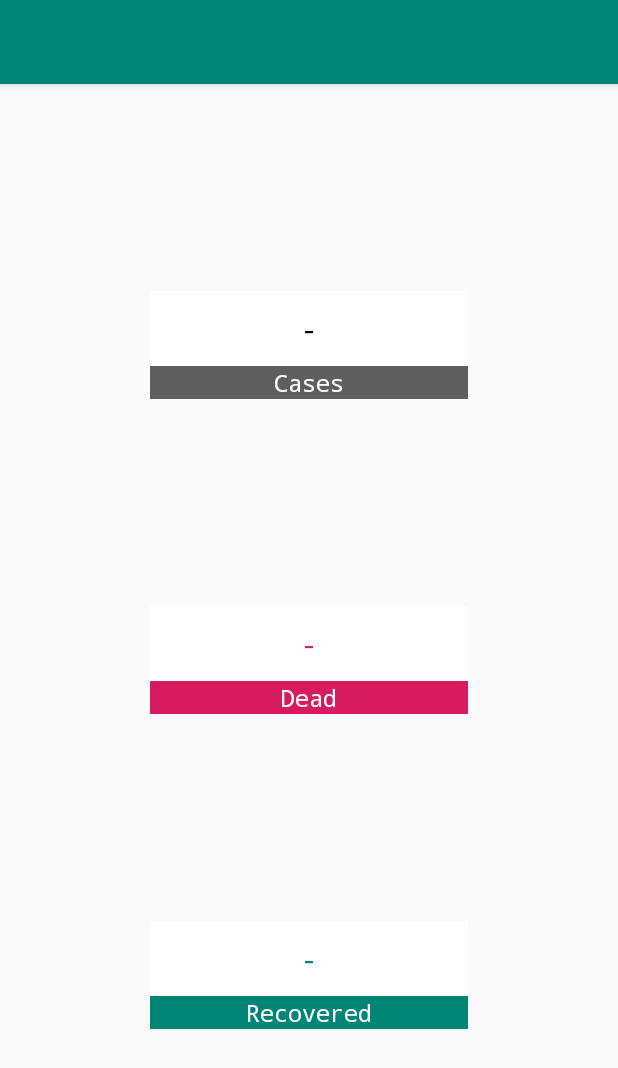
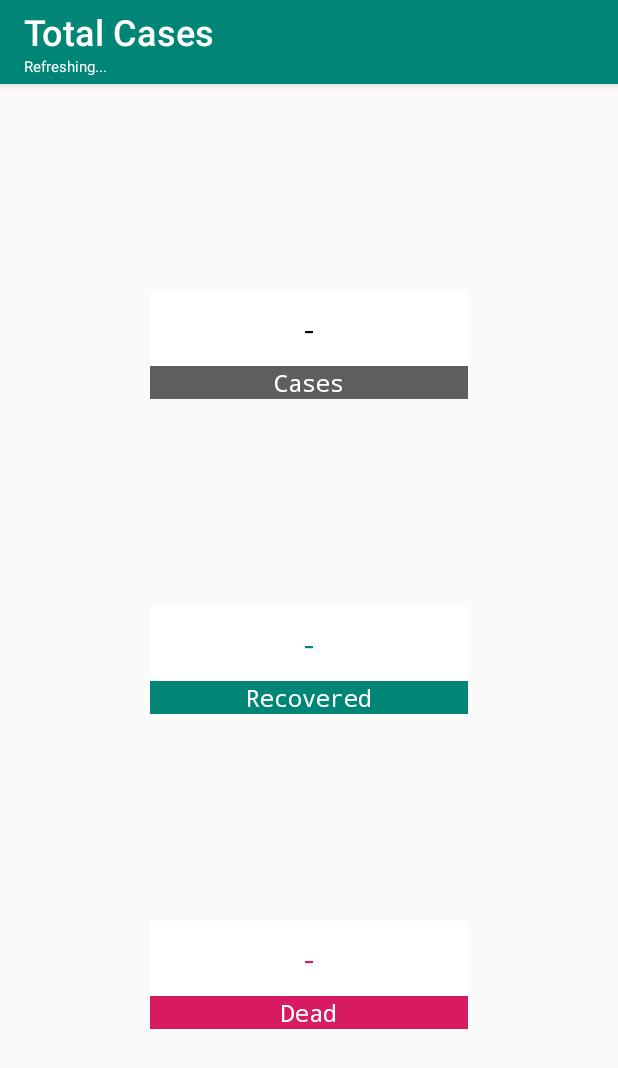
Before and after one commit to O-r-D/CoronaStats, an Android app: the fragment WorldFragment shown on its own in the app's theme, on a phone screen of 412 x 824 dp. Shown: the top 1068 px of the screen. Run offline under Robolectric (Android 15) with nearby library versions, the phone set to English and light mode, and no system bars.

Commit message:
Updated and refined Toolbar

```diff
--- a/app/src/main/java/com/ord/coronastats/data/model/CountryStats.kt
+++ b/app/src/main/java/com/ord/coronastats/data/model/CountryStats.kt
@@ -5,6 +5,7 @@ import android.os.Parcelable
 
 
 data class CountryStats (
+    val updated: Long,
     val active: Int,
     val cases: Int,
     val casesPerOneMillion: Double,
@@ -17,6 +18,7 @@ data class CountryStats (
 ):Parcelable {
 
     constructor(parcel: Parcel) : this(
+        parcel.readLong(),
         parcel.readInt(),
         parcel.readInt(),
         parcel.readDouble(),
@@ -31,6 +33,7 @@ data class CountryStats (
     override fun toString(): String = "$country:\n$cases Cases\n$deaths Dead\n$recovered Recovered\n"
 
     override fun writeToParcel(parcel: Parcel, flags: Int) {
+        parcel.writeLong(updated)
         parcel.writeInt(active)
         parcel.writeInt(cases)
         parcel.writeDouble(casesPerOneMillion)
--- a/app/src/main/java/com/ord/coronastats/ui/world/WorldFragment.kt
+++ b/app/src/main/java/com/ord/coronastats/ui/world/WorldFragment.kt
@@ -1,5 +1,6 @@
 package com.ord.coronastats.ui.world
 
+import android.graphics.Color
 import android.os.Bundle
 import android.util.Log
 import android.view.LayoutInflater
@@ -11,7 +12,10 @@ import androidx.lifecycle.ViewModelProvider
 import androidx.swiperefreshlayout.widget.SwipeRefreshLayout
 import com.ord.coronastats.R
 import com.ord.coronastats.utils.InjectorUtils
+import kotlinx.android.synthetic.main.fragment_country_stats.*
 import kotlinx.android.synthetic.main.fragment_world.*
+import java.text.SimpleDateFormat
+import java.util.*
 
 class WorldFragment : Fragment() {
 
@@ -45,14 +49,17 @@ class WorldFragment : Fragment() {
 
     private fun bindUI() {
 
+        tb_world.title = "Total Cases"
+        tb_world.subtitle = "Refreshing..."
+
         viewModel.fetchWorldStats().observe(viewLifecycleOwner, Observer {
             tv_world_cases_nb.text = String.format("%,d", it.cases)
             tv_world_deaths_nb.text = String.format("%,d", it.deaths)
             tv_world_recovered_nb.text = String.format("%,d", it.recovered)
-//            tv_updated.text = getString(
-//                R.string.main_last_updated,
-//                SimpleDateFormat("EEEE, d MMMM yyyy - hh:mm:ss aa", Locale.getDefault()).format(it.updated)
-//            )
+            tb_world.subtitle = getString(
+                R.string.main_last_updated,
+                SimpleDateFormat("EEEE, d MMMM yyyy - hh:mm:ss aa", Locale.getDefault()).format(it.updated)
+            )
         })
 
 
--- a/app/src/main/res/layout/fragment_world.xml
+++ b/app/src/main/res/layout/fragment_world.xml
@@ -1,18 +1,25 @@
 <?xml version="1.0" encoding="utf-8"?>
 <androidx.constraintlayout.widget.ConstraintLayout
         xmlns:android="http://schemas.android.com/apk/res/android"
-        xmlns:app="http://schemas.android.com/apk/res-auto" xmlns:tools="http://schemas.android.com/tools"
+        xmlns:app="http://schemas.android.com/apk/res-auto"
+        xmlns:tools="http://schemas.android.com/tools"
         android:layout_width="match_parent"
         android:layout_height="match_parent"
-        tools:context=".ui.country.CountryStatsFragment">
+        tools:context=".ui.world.WorldFragment">
     <androidx.appcompat.widget.Toolbar
             android:layout_width="match_parent"
             android:layout_height="wrap_content"
             android:background="?attr/colorPrimary"
             android:theme="?attr/actionBarTheme"
-            android:minHeight="?attr/actionBarSize" android:id="@+id/tb_world"
-            app:layout_constraintTop_toTopOf="parent" app:layout_constraintEnd_toEndOf="parent"
-            app:layout_constraintStart_toStartOf="parent" android:elevation="4dp"/>
+            android:minHeight="?attr/actionBarSize"
+            android:id="@+id/tb_world"
+            app:layout_constraintTop_toTopOf="parent"
+            app:layout_constraintEnd_toEndOf="parent"
+            app:layout_constraintStart_toStartOf="parent"
+            android:elevation="4dp"
+            app:titleTextAppearance="@style/ToolbarTitle"
+            app:subtitleTextAppearance="@style/ToolbarSubtitle"
+    />
     <androidx.swiperefreshlayout.widget.SwipeRefreshLayout
             android:layout_width="0dp"
             android:layout_height="0dp"
@@ -29,25 +36,25 @@
                     android:orientation="vertical"
                     android:layout_width="0dp"
                     android:layout_height="wrap_content"
-                    android:id="@+id/linearLayout"
-                    app:layout_constraintTop_toBottomOf="@+id/linearLayout3" app:layout_constraintEnd_toEndOf="parent"
-                    app:layout_constraintStart_toStartOf="parent" android:layout_marginStart="100dp"
-                    android:layout_marginEnd="100dp" app:layout_constraintHorizontal_bias="0.5"
-                    app:layout_constraintBottom_toTopOf="@+id/linearLayout2">
+                    android:id="@+id/linearLayout3"
+                    app:layout_constraintEnd_toEndOf="parent"
+                    app:layout_constraintStart_toStartOf="parent" app:layout_constraintTop_toTopOf="parent"
+                    android:layout_marginStart="100dp" android:layout_marginEnd="100dp"
+                    app:layout_constraintHorizontal_bias="0.5" app:layout_constraintBottom_toTopOf="@+id/linearLayout2">
                 <TextView
                         android:text="@string/global_empty_result"
                         android:layout_width="match_parent"
-                        android:layout_height="50dp" android:id="@+id/tv_world_deaths_nb" android:layout_weight="1"
+                        android:layout_height="50dp" android:id="@+id/tv_world_cases_nb" android:layout_weight="1"
                         android:textAlignment="center" android:gravity="center" android:textSize="18sp"
-                        android:fontFamily="monospace" android:textColor="@color/colorAccent"
+                        android:fontFamily="monospace" android:textColor="@android:color/black"
                         android:background="@android:color/white"/>
                 <TextView
-                        android:text="@string/global_dead"
+                        android:text="@string/global_cases"
                         android:layout_width="match_parent"
-                        android:layout_height="wrap_content" android:id="@+id/tv_world_deaths" android:layout_weight="1"
+                        android:layout_height="wrap_content" android:id="@+id/tv_world_cases" android:layout_weight="1"
                         android:textAlignment="center" android:fontFamily="monospace" android:textSize="16sp"
                         android:textColor="@android:color/white" android:gravity="center"
-                        android:background="@color/colorAccent"/>
+                        android:background="#5E5E5E"/>
             </LinearLayout>
             <LinearLayout
                     android:orientation="vertical"
@@ -56,8 +63,9 @@
                     android:id="@+id/linearLayout2"
                     app:layout_constraintEnd_toEndOf="parent"
                     app:layout_constraintStart_toStartOf="parent" android:layout_marginStart="100dp"
-                    android:layout_marginEnd="100dp" app:layout_constraintBottom_toBottomOf="parent"
-                    app:layout_constraintTop_toBottomOf="@+id/linearLayout" app:layout_constraintHorizontal_bias="0.5">
+                    android:layout_marginEnd="100dp"
+                    app:layout_constraintHorizontal_bias="0.5" app:layout_constraintTop_toBottomOf="@+id/linearLayout3"
+                    app:layout_constraintBottom_toTopOf="@+id/linearLayout">
                 <TextView
                         android:text="@string/global_empty_result"
                         android:layout_width="match_parent"
@@ -78,25 +86,26 @@
                     android:orientation="vertical"
                     android:layout_width="0dp"
                     android:layout_height="wrap_content"
-                    android:id="@+id/linearLayout3"
-                    app:layout_constraintEnd_toEndOf="parent"
-                    app:layout_constraintStart_toStartOf="parent" app:layout_constraintTop_toTopOf="parent"
-                    android:layout_marginStart="100dp" android:layout_marginEnd="100dp"
-                    app:layout_constraintHorizontal_bias="0.5" app:layout_constraintBottom_toTopOf="@+id/linearLayout">
+                    android:id="@+id/linearLayout"
+                    app:layout_constraintBottom_toBottomOf="parent"
+                    app:layout_constraintTop_toBottomOf="@+id/linearLayout2" app:layout_constraintEnd_toEndOf="parent"
+                    app:layout_constraintStart_toStartOf="parent" android:layout_marginStart="100dp"
+                    android:layout_marginEnd="100dp">
                 <TextView
                         android:text="@string/global_empty_result"
                         android:layout_width="match_parent"
-                        android:layout_height="50dp" android:id="@+id/tv_world_cases_nb" android:layout_weight="1"
+                        android:layout_height="50dp" android:id="@+id/tv_world_deaths_nb" android:layout_weight="1"
                         android:textAlignment="center" android:gravity="center" android:textSize="18sp"
-                        android:fontFamily="monospace" android:textColor="@android:color/black"
+                        android:fontFamily="monospace" android:textColor="@color/colorAccent"
                         android:background="@android:color/white"/>
                 <TextView
-                        android:text="@string/global_cases"
+                        android:text="@string/global_dead"
                         android:layout_width="match_parent"
-                        android:layout_height="wrap_content" android:id="@+id/tv_world_cases" android:layout_weight="1"
+                        android:layout_height="wrap_content" android:id="@+id/tv_world_deaths"
+                        android:layout_weight="1"
                         android:textAlignment="center" android:fontFamily="monospace" android:textSize="16sp"
                         android:textColor="@android:color/white" android:gravity="center"
-                        android:background="#5E5E5E"/>
+                        android:background="@color/colorAccent"/>
             </LinearLayout>
         </androidx.constraintlayout.widget.ConstraintLayout>
     </androidx.swiperefreshlayout.widget.SwipeRefreshLayout>
--- a/app/src/main/res/values/styles.xml
+++ b/app/src/main/res/values/styles.xml
@@ -8,4 +8,14 @@
         <item name="colorAccent">@color/colorAccent</item>
     </style>
 
+    <style name="ToolbarTitle" parent="TextAppearance.Widget.AppCompat.Toolbar.Title">
+        <item name="android:textSize">24sp</item>
+        <item name="android:textColor">@android:color/white</item>
+    </style>
+
+    <style name="ToolbarSubtitle" parent="TextAppearance.Widget.AppCompat.Toolbar.Subtitle">
+        <item name="android:textSize">10sp</item>
+        <item name="android:textColor">@android:color/white</item>
+    </style>
+
 </resources>
```
Also changed, not shown: app/src/main/java/com/ord/coronastats/ui/country/CountryStatsFragment.kt (+11 -3 lines), app/src/main/res/layout/fragment_country_stats.xml (+11 -4 lines).
